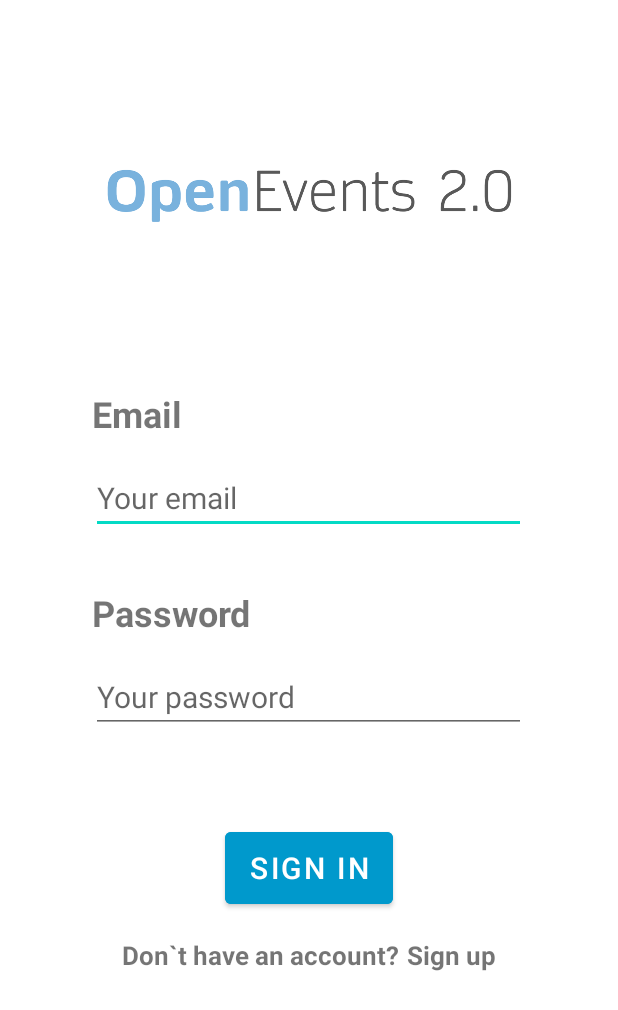
After one commit to danimr99/LaSalle_GTAS2_Android_OpenEvents, an Android app: the layout login.xml on its own in the app's theme, with its tools: preview values and no code run, on a phone screen of 412 x 824 dp. The commit adds this screen. Shown: the top 1010 px of the screen. Run offline under Robolectric (Android 15) with nearby library versions, the phone set to English and light mode, and no system bars.

Commit message:
creation of the login layout

```diff
--- /dev/null
+++ b/app/src/main/res/layout/login.xml
@@ -0,0 +1,103 @@
+<?xml version="1.0" encoding="utf-8"?>
+<androidx.constraintlayout.widget.ConstraintLayout xmlns:android="http://schemas.android.com/apk/res/android"
+    xmlns:app="http://schemas.android.com/apk/res-auto"
+    xmlns:tools="http://schemas.android.com/tools"
+    android:layout_width="match_parent"
+    android:layout_height="match_parent">
+
+    <LinearLayout
+        android:layout_width="match_parent"
+        android:layout_height="wrap_content"
+        android:orientation="vertical"
+        android:layout_marginLeft="16dp"
+        android:layout_marginRight="16dp"
+        android:layout_centerInParent="true"
+        tools:ignore="MissingConstraints">
+
+        <ImageView
+            android:id="@+id/logo"
+            android:layout_width="280dp"
+            android:layout_height="wrap_content"
+            android:layout_marginTop="16dp"
+            android:src="@drawable/open_events_logo"
+            android:layout_gravity="center_horizontal"
+            android:contentDescription="@string/openEventsLogoDescription" />
+
+        <TextView
+            android:id="@+id/emailTitle"
+            android:layout_width="wrap_content"
+            android:layout_height="wrap_content"
+            android:layout_marginTop="16dp"
+            android:layout_marginBottom="16dp"
+            android:text="@string/emailTitleLogin"
+            android:textSize="24sp"
+            android:textStyle="bold"
+            android:layout_marginLeft="45dp" />
+        <EditText
+            android:id="@+id/email"
+            android:layout_width="290dp"
+            android:layout_height="wrap_content"
+            android:layout_gravity="center_horizontal"
+            android:hint="@string/emailHintLogin"
+            android:textSize="20sp"
+            android:layout_marginBottom="20dp"
+            android:autofillHints="" />
+        <TextView
+            android:id="@+id/textView"
+            android:layout_width="wrap_content"
+            android:layout_height="wrap_content"
+            android:layout_marginTop="16dp"
+            android:layout_marginBottom="16dp"
+            android:text="@string/passwordTitleLogin"
+            android:textSize="24sp"
+            android:textStyle="bold"
+            android:layout_marginLeft="45dp"/>
+        <EditText
+            android:id="@+id/password"
+            android:layout_width="290dp"
+            android:layout_height="wrap_content"
+            android:layout_gravity="center_horizontal"
+            android:hint="@string/passwordHintLogin"
+            android:textSize="20sp"
+            />
+        <Button
+            android:id="@+id/login"
+            android:layout_width="wrap_content"
+            android:layout_height="60dp"
+            android:layout_gravity="center_horizontal"
+            android:text="@string/signInTitle"
+            android:backgroundTint="#FF0099CC"
+            android:textColor="#fff"
+            android:textSize="20sp"
+            android:layout_marginTop="60dp"/>
+
+        <LinearLayout
+            android:layout_width="wrap_content"
+            android:layout_height="wrap_content"
+            android:orientation="horizontal"
+            android:layout_marginTop="16dp"
+            android:layout_gravity="center_horizontal">
+
+            <TextView
+                android:id="@+id/notAccountText"
+                android:layout_width="wrap_content"
+                android:layout_height="wrap_content"
+                android:text="@string/notAccountText"
+                android:textSize="17sp"
+                android:layout_marginRight="5sp"
+                android:textStyle="bold"
+                />
+
+            <TextView
+                android:id="@+id/notAccountButton"
+                android:layout_width="wrap_content"
+                android:layout_height="wrap_content"
+                android:text="@string/notAccountButton"
+                android:textSize="17sp"
+                android:textStyle="bold"
+                />
+        </LinearLayout>
+
+    </LinearLayout>
+
+</androidx.constraintlayout.widget.ConstraintLayout>
--- a/app/src/main/res/values/strings.xml
+++ b/app/src/main/res/values/strings.xml
@@ -1,3 +1,11 @@
 <resources>
     <string name="app_name">OpenEvents</string>
+    <string name="emailTitleLogin">Email</string>
+    <string name="passwordTitleLogin">Password</string>
+    <string name="passwordHintLogin">Your password</string>
+    <string name="emailHintLogin">Your email</string>
+    <string name="signInTitle">SIGN IN</string>
+    <string name="openEventsLogoDescription">openEventsLogo</string>
+    <string name="notAccountText">Don`t have an account?</string>
+    <string name="notAccountButton">Sign up</string>
 </resources>
```
